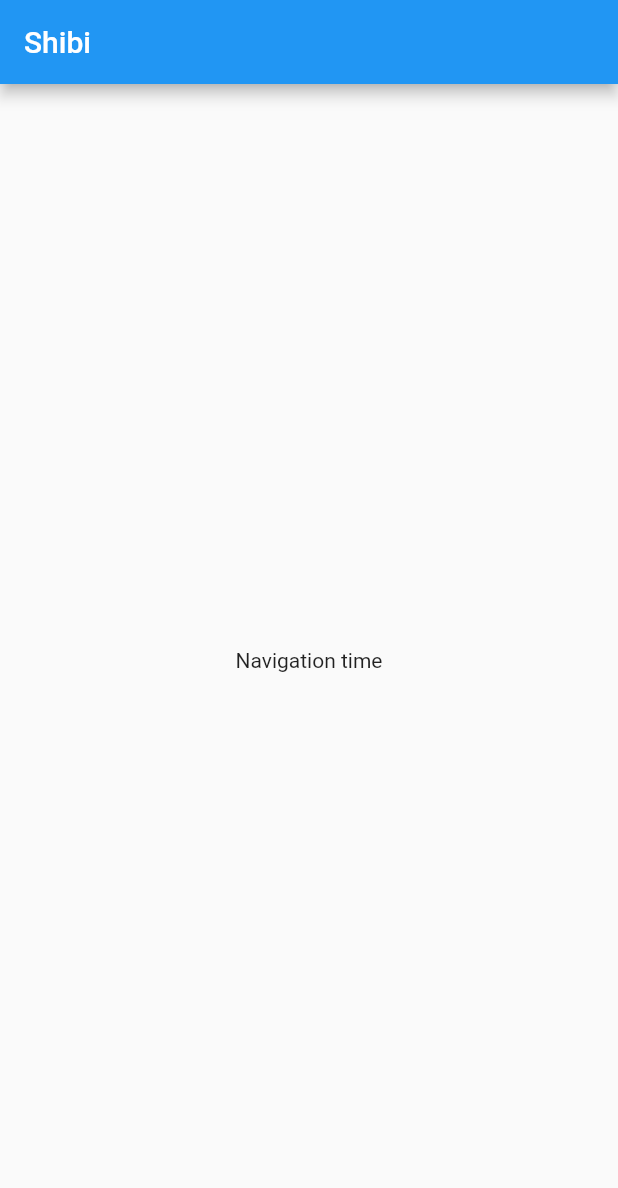
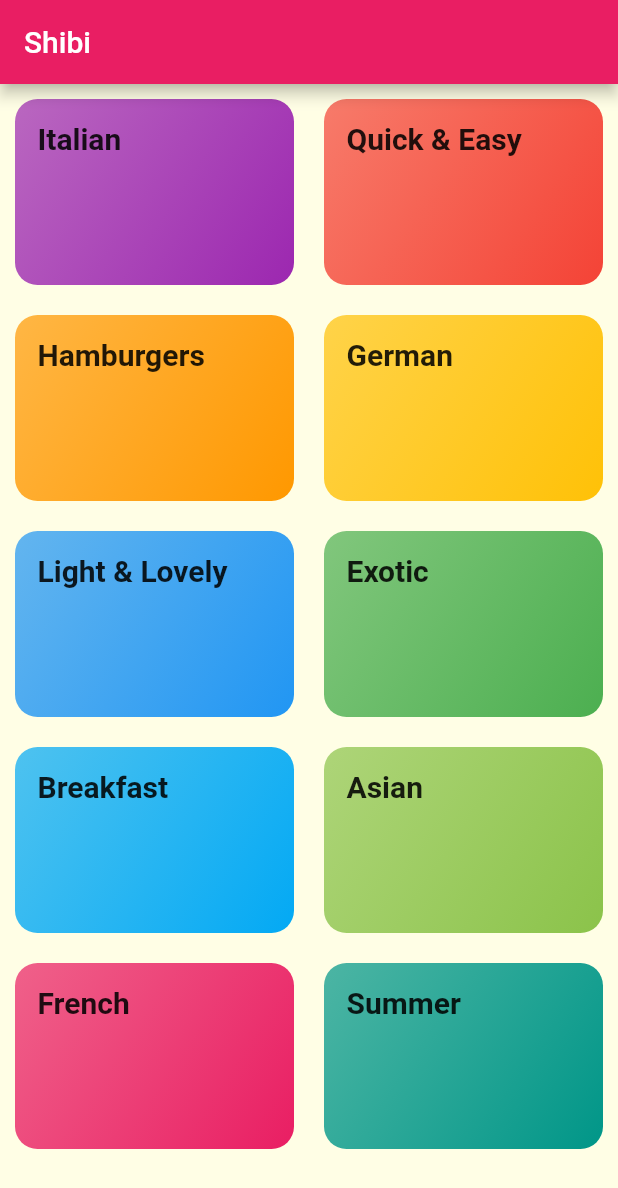
Before and after one commit to Gilles00/shibi_mobile_app, a Flutter app: the screen it shows after launch, on a phone screen of 412 x 824 dp. Shown: the top 1188 px of the screen. Run offline on Flutter 3.47's test engine with Material 2 defaults, Android fonts, the phone set to English and light mode, and no system bars; Roboto replaces fonts that are missing (RobotoCondesed).

Commit message:
feature(list-categories):listing all categories on the app

```diff
--- /dev/null
+++ b/lib/category_item.dart
@@ -0,0 +1,29 @@
+import 'package:flutter/material.dart';
+
+class CategoryItem extends StatelessWidget {
+  final String title;
+  final Color color;
+
+  CategoryItem(this.title, this.color);
+  @override
+  Widget build(BuildContext context) {
+    return Container(
+      padding: const EdgeInsets.all(15),
+      child: Text(
+        title,
+        style: Theme.of(context).textTheme.title,
+      ),
+      decoration: BoxDecoration(
+        gradient: LinearGradient(
+          colors: [
+            color.withOpacity(0.7),
+            color,
+          ],
+          begin: Alignment.topLeft,
+          end: Alignment.bottomRight,
+        ),
+        borderRadius: BorderRadius.circular(15),
+      ),
+    );
+  }
+}
--- /dev/null
+++ b/lib/dummy_data.dart
@@ -0,0 +1,56 @@
+import 'package:flutter/material.dart';
+
+import './models/category.dart';
+
+const DUMMY_CATEGORIES = const [
+  Category(
+    id: 'c1',
+    title: 'Italian',
+    color: Colors.purple,
+  ),
+  Category(
+    id: 'c2',
+    title: 'Quick & Easy',
+    color: Colors.red,
+  ),
+  Category(
+    id: 'c3',
+    title: 'Hamburgers',
+    color: Colors.orange,
+  ),
+  Category(
+    id: 'c4',
+    title: 'German',
+    color: Colors.amber,
+  ),
+  Category(
+    id: 'c5',
+    title: 'Light & Lovely',
+    color: Colors.blue,
+  ),
+  Category(
+    id: 'c6',
+    title: 'Exotic',
+    color: Colors.green,
+  ),
+  Category(
+    id: 'c7',
+    title: 'Breakfast',
+    color: Colors.lightBlue,
+  ),
+  Category(
+    id: 'c8',
+    title: 'Asian',
+    color: Colors.lightGreen,
+  ),
+  Category(
+    id: 'c9',
+    title: 'French',
+    color: Colors.pink,
+  ),
+  Category(
+    id: 'c10',
+    title: 'Summer',
+    color: Colors.teal,
+  ),
+];
--- a/lib/main.dart
+++ b/lib/main.dart
@@ -1,4 +1,5 @@
 import 'package:flutter/material.dart';
+import './screens/categories_screen.dart';
 
 void main() => runApp(MyApp());
 
@@ -9,35 +10,24 @@ class MyApp extends StatelessWidget {
     return MaterialApp(
       title: 'Shibi',
       theme: ThemeData(
-        primarySwatch: Colors.blue,
+        primarySwatch: Colors.pink,
+        accentColor: Colors.amberAccent,
+        canvasColor: Color.fromRGBO(255, 254, 229, 1),
+        textTheme: ThemeData.light().textTheme.copyWith(
+              body1: TextStyle(
+                color: Color.fromRGBO(20, 51, 51, 1),
+              ),
+              body2: TextStyle(
+                color: Color.fromRGBO(20, 51, 51, 1),
+              ),
+              title: TextStyle(
+                fontSize: 20,
+                fontFamily: 'RobotoCondesed',
+                fontWeight: FontWeight.bold,
+              ),
+            ),
       ),
-      home: MyHomePage(title: 'Shibi'),
+      home: CategoriesScreen(),
     );
   }
 }
-
-class MyHomePage extends StatefulWidget {
-  MyHomePage({Key key, this.title}) : super(key: key);
-
-  final String title;
-
-  @override
-  _MyHomePageState createState() => _MyHomePageState();
-}
-
-class _MyHomePageState extends State<MyHomePage> {
-
-  @override
-  Widget build(BuildContext context) {
-    return Scaffold(
-      appBar: AppBar(
-        title: Text(widget.title),
-      ),
-      body: Center(
-        child: Text(
-          'Navigation time',
-        ),
-      ), // This trailing comma makes auto-formatting nicer for build methods.
-    );
-  }
-}
--- /dev/null
+++ b/lib/models/category.dart
@@ -0,0 +1,10 @@
+import 'package:flutter/material.dart';
+
+class Category {
+  final String id;
+  final String title;
+  final Color color;
+
+  const Category(
+      {@required this.id, @required this.title, this.color = Colors.orange});
+}
--- /dev/null
+++ b/lib/screens/categories_screen.dart
@@ -0,0 +1,25 @@
+import 'package:flutter/material.dart';
+import '../dummy_data.dart';
+import '../category_item.dart';
+
+class CategoriesScreen extends StatelessWidget {
+  @override
+  Widget build(BuildContext context) {
+    return Scaffold(
+      appBar: AppBar(
+        title: Text('Shibi'),
+      ),
+      body: GridView(
+        padding: EdgeInsets.all(10),
+        gridDelegate: SliverGridDelegateWithMaxCrossAxisExtent(
+            maxCrossAxisExtent: 200,
+            childAspectRatio: 3 / 2,
+            crossAxisSpacing: 20,
+            mainAxisSpacing: 20),
+        children: DUMMY_CATEGORIES
+            .map((category) => CategoryItem(category.title, category.color))
+            .toList(),
+      ),
+    );
+  }
+}
```
Also changed, not shown: pubspec.yaml (+17 -8 lines), assets/fonts/Raleway-Black.ttf (added), assets/fonts/Raleway-Bold.ttf (added), assets/fonts/Raleway-Regular.ttf (added), assets/fonts/RobotoCondensed-Bold.ttf (added), assets/fonts/RobotoCondensed-Italic.ttf (added), assets/fonts/RobotoCondensed-Light.ttf (added), assets/fonts/RobotoCondensed-Regular.ttf (added).
